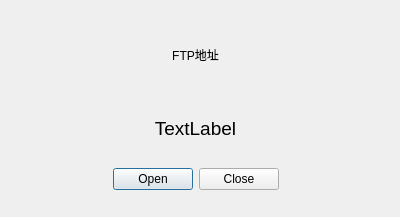
Old version of the form boeye/showip/dialog.ui in the repository pretyman/qindle.
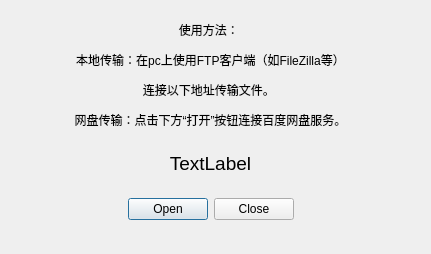
New version of the form.

Diff of the .ui file:
```diff
--- a/boeye/showip/dialog.ui
+++ b/boeye/showip/dialog.ui
@@ -6,8 +6,8 @@
    <rect>
     <x>0</x>
     <y>0</y>
-    <width>400</width>
-    <height>217</height>
+    <width>431</width>
+    <height>254</height>
    </rect>
   </property>
   <property name="windowTitle">
@@ -16,21 +16,27 @@
   <widget class="QWidget" name="layoutWidget">
    <property name="geometry">
     <rect>
-     <x>40</x>
+     <x>10</x>
      <y>10</y>
-     <width>311</width>
-     <height>191</height>
+     <width>401</width>
+     <height>221</height>
     </rect>
    </property>
    <layout class="QVBoxLayout" name="verticalLayout">
+    <property name="sizeConstraint">
+     <enum>QLayout::SetDefaultConstraint</enum>
+    </property>
     <item>
      <widget class="QLabel" name="label">
       <property name="text">
-       <string>FTP地址</string>
+       <string>&lt;html&gt;&lt;head/&gt;&lt;body&gt;&lt;p&gt;使用方法： &lt;/p&gt;&lt;p&gt;本地传输：在pc上使用FTP客户端（如FileZilla等）&lt;/p&gt;&lt;p&gt;连接以下地址传输文件。 &lt;/p&gt;&lt;p&gt;网盘传输：点击下方“打开”按钮连接百度网盘服务。&lt;/p&gt;&lt;/body&gt;&lt;/html&gt;</string>
       </property>
       <property name="alignment">
        <set>Qt::AlignCenter</set>
       </property>
+      <property name="wordWrap">
+       <bool>false</bool>
+      </property>
      </widget>
     </item>
     <item>
```
Left out of the diff: 16 changed lines with no effect on the pictures.
